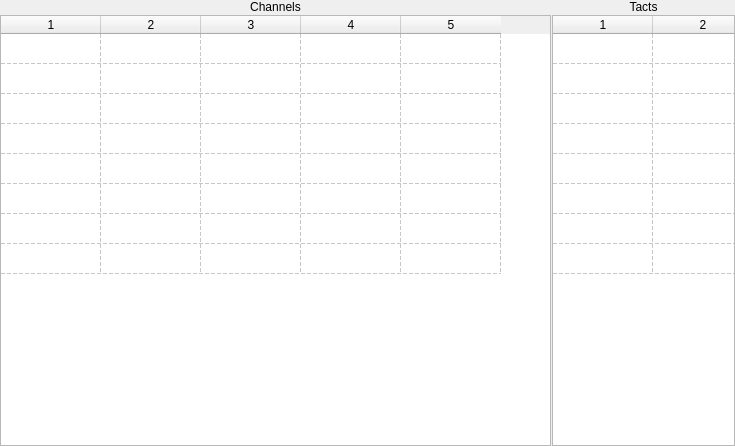
Above: ui/channelsview.ui from dmitry64/av20 before the change. Below: the same form after it.
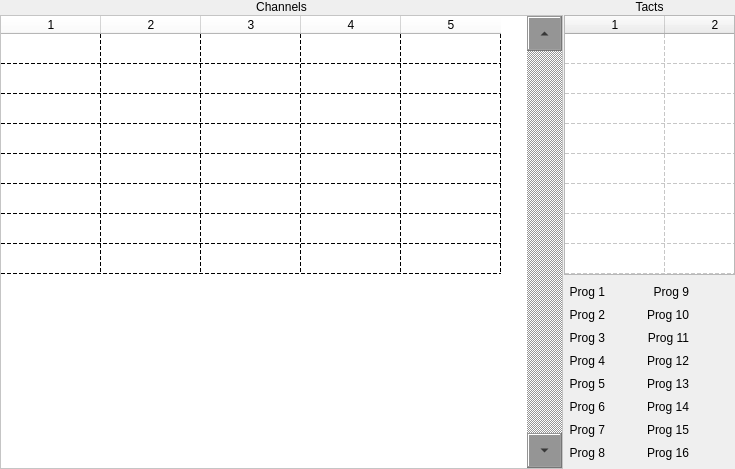
That is the form after the change. Icons and pictures are not drawn.

The edit to the form file:
```diff
--- a/ui/channelsview.ui
+++ b/ui/channelsview.ui
@@ -13,7 +13,7 @@
   <property name="windowTitle">
    <string>Form</string>
   </property>
-  <layout class="QHBoxLayout" name="horizontalLayout" stretch="6,2">
+  <layout class="QHBoxLayout" name="horizontalLayout" stretch="19,5">
    <property name="spacing">
     <number>1</number>
    </property>
@@ -30,7 +30,7 @@
     <number>0</number>
    </property>
    <item>
-    <layout class="QVBoxLayout" name="verticalLayout" stretch="1,30">
+    <layout class="QVBoxLayout" name="verticalLayout">
      <item>
       <widget class="QLabel" name="label">
        <property name="sizePolicy">
@@ -50,17 +50,48 @@
      <item>
       <widget class="QTableWidget" name="channelsWidget">
        <property name="sizePolicy">
-        <sizepolicy hsizetype="Expanding" vsizetype="Minimum">
+        <sizepolicy hsizetype="Expanding" vsizetype="Expanding">
          <horstretch>0</horstretch>
          <verstretch>0</verstretch>
         </sizepolicy>
        </property>
+       <property name="styleSheet">
+        <string notr="true">QScrollBar:vertical { width: 35px; }
+QScrollBar {
+	background-color: rgb(149, 149, 149);
+}
+QTableWidget{
+	background-color: rgb(255, 255, 255);
+	color: rgb(0, 0, 0);
+	
+	border-color: rgb(0, 0, 0);
+	alternate-background-color: rgb(255, 255, 255);
+	gridline-color: rgb(0, 0, 0);
+	selection-background-color: rgb(86, 64, 255);
+}
+
+QHeaderView {
+background-color: rgb(255, 255, 255);
+	color: rgb(0, 0, 0);
+	border-color: rgb(255, 255, 255);
+	alternate-background-color: rgb(255, 255, 255);
+	gridline-color: rgb(0, 0, 0);
+	selection-background-color: rgb(86, 64, 255);
+}
+</string>
+       </property>
        <property name="verticalScrollBarPolicy">
-        <enum>Qt::ScrollBarAlwaysOff</enum>
+        <enum>Qt::ScrollBarAlwaysOn</enum>
        </property>
        <property name="horizontalScrollBarPolicy">
         <enum>Qt::ScrollBarAlwaysOff</enum>
        </property>
+       <property name="sizeAdjustPolicy">
+        <enum>QAbstractScrollArea::AdjustToContents</enum>
+       </property>
+       <property name="autoScrollMargin">
+        <number>15</number>
+       </property>
        <property name="selectionMode">
         <enum>QAbstractItemView::NoSelection</enum>
        </property>
@@ -100,11 +131,11 @@
     </layout>
    </item>
    <item>
-    <layout class="QVBoxLayout" name="verticalLayout_2" stretch="1,30">
+    <layout class="QVBoxLayout" name="verticalLayout_2" stretch="0,0,0,0">
      <item>
       <widget class="QLabel" name="label_2">
        <property name="sizePolicy">
-        <sizepolicy hsizetype="Preferred" vsizetype="Preferred">
+        <sizepolicy hsizetype="Preferred" vsizetype="Minimum">
          <horstretch>1</horstretch>
          <verstretch>0</verstretch>
         </sizepolicy>
@@ -120,11 +151,17 @@
      <item>
       <widget class="QTableWidget" name="tactWidget">
        <property name="sizePolicy">
-        <sizepolicy hsizetype="Expanding" vsizetype="Minimum">
+        <sizepolicy hsizetype="Expanding" vsizetype="Preferred">
          <horstretch>1</horstretch>
          <verstretch>0</verstretch>
         </sizepolicy>
        </property>
+       <property name="minimumSize">
+        <size>
+         <width>0</width>
+         <height>260</height>
+        </size>
+       </property>
        <property name="verticalScrollBarPolicy">
         <enum>Qt::ScrollBarAlwaysOff</enum>
        </property>
@@ -158,6 +195,422 @@
        <column/>
       </widget>
      </item>
+     <item>
+      <layout class="QGridLayout" name="gridLayout" columnminimumwidth="0,0,0,0">
+       <property name="leftMargin">
+        <number>5</number>
+       </property>
+       <property name="topMargin">
+        <number>5</number>
+       </property>
+       <property name="rightMargin">
+        <number>5</number>
+       </property>
+       <property name="bottomMargin">
+        <number>5</number>
+       </property>
+       <item row="4" column="0">
+        <widget class="QLabel" name="label_5">
+         <property name="text">
+          <string>Prog 3</string>
+         </property>
+         <property name="alignment">
+          <set>Qt::AlignRight|Qt::AlignTrailing|Qt::AlignVCenter</set>
+         </property>
+        </widget>
+       </item>
+       <item row="8" column="0">
+        <widget class="QLabel" name="label_9">
+         <property name="text">
+          <string>Prog 7</string>
+         </property>
+         <property name="alignment">
+          <set>Qt::AlignRight|Qt::AlignTrailing|Qt::AlignVCenter</set>
+         </property>
+        </widget>
+       </item>
+       <item row="0" column="1">
+        <widget class="QPushButton" name="pushButton">
+         <property name="text">
+          <string/>
+         </property>
+         <property name="icon">
+          <iconset resource="../resources.qrc">
+           <normaloff>:/icons/resources/icons/sys_icon_selection.png</normaloff>:/icons/resources/icons/sys_icon_selection.png</iconset>
+         </property>
+         <property name="flat">
+          <bool>true</bool>
+         </property>
+        </widget>
+       </item>
+       <item row="4" column="1">
+        <widget class="QPushButton" name="pushButton_3">
+         <property name="text">
+          <string/>
+         </property>
+         <property name="icon">
+          <iconset resource="../resources.qrc">
+           <normaloff>:/icons/resources/icons/sys_icon_selection.png</normaloff>:/icons/resources/icons/sys_icon_selection.png</iconset>
+         </property>
+         <property name="flat">
+          <bool>true</bool>
+         </property>
+        </widget>
+       </item>
+       <item row="3" column="1">
+        <widget class="QPushButton" name="pushButton_2">
+         <property name="text">
+          <string/>
+         </property>
+         <property name="icon">
+          <iconset resource="../resources.qrc">
+           <normaloff>:/icons/resources/icons/sys_icon_selection.png</normaloff>:/icons/resources/icons/sys_icon_selection.png</iconset>
+         </property>
+         <property name="flat">
+          <bool>true</bool>
+         </property>
+        </widget>
+       </item>
+       <item row="0" column="0">
+        <widget class="QLabel" name="label_3">
+         <property name="text">
+          <string>Prog 1</string>
+         </property>
+         <property name="alignment">
+          <set>Qt::AlignRight|Qt::AlignTrailing|Qt::AlignVCenter</set>
+         </property>
+        </widget>
+       </item>
+       <item row="5" column="1">
+        <widget class="QPushButton" name="pushButton_4">
+         <property name="text">
+          <string/>
+         </property>
+         <property name="icon">
+          <iconset resource="../resources.qrc">
+           <normaloff>:/icons/resources/icons/sys_icon_selection.png</normaloff>:/icons/resources/icons/sys_icon_selection.png</iconset>
+         </property>
+         <property name="flat">
+          <bool>true</bool>
+         </property>
+        </widget>
+       </item>
+       <item row="6" column="1">
+        <widget class="QPushButton" name="pushButton_5">
+         <property name="text">
+          <string/>
+         </property>
+         <property name="icon">
+          <iconset resource="../resources.qrc">
+           <normaloff>:/icons/resources/icons/sys_icon_selection.png</normaloff>:/icons/resources/icons/sys_icon_selection.png</iconset>
+         </property>
+         <property name="flat">
+          <bool>true</bool>
+         </property>
+        </widget>
+       </item>
+       <item row="3" column="2">
+        <widget class="QLabel" name="label_12">
+         <property name="text">
+          <string>Prog 10</string>
+         </property>
+         <property name="alignment">
+          <set>Qt::AlignRight|Qt::AlignTrailing|Qt::AlignVCenter</set>
+         </property>
+        </widget>
+       </item>
+       <item row="7" column="1">
+        <widget class="QPushButton" name="pushButton_6">
+         <property name="text">
+          <string/>
+         </property>
+         <property name="icon">
+          <iconset resource="../resources.qrc">
+           <normaloff>:/icons/resources/icons/sys_icon_selection.png</normaloff>:/icons/resources/icons/sys_icon_selection.png</iconset>
+         </property>
+         <property name="flat">
+          <bool>true</bool>
+         </property>
+        </widget>
+       </item>
+       <item row="8" column="1">
+        <widget class="QPushButton" name="pushButton_7">
+         <property name="text">
+          <string/>
+         </property>
+         <property name="icon">
+          <iconset resource="../resources.qrc">
+           <normaloff>:/icons/resources/icons/sys_icon_selection.png</normaloff>:/icons/resources/icons/sys_icon_selection.png</iconset>
+         </property>
+         <property name="flat">
+          <bool>true</bool>
+         </property>
+        </widget>
+       </item>
+       <item row="8" column="2">
+        <widget class="QLabel" name="label_17">
+         <property name="text">
+          <string>Prog 15</string>
+         </property>
+         <property name="alignment">
+          <set>Qt::AlignRight|Qt::AlignTrailing|Qt::AlignVCenter</set>
+         </property>
+        </widget>
+       </item>
+       <item row="3" column="0">
+        <widget class="QLabel" name="label_4">
+         <property name="text">
+          <string>Prog 2</string>
+         </property>
+         <property name="alignment">
+          <set>Qt::AlignRight|Qt::AlignTrailing|Qt::AlignVCenter</set>
+         </property>
+        </widget>
+       </item>
+       <item row="6" column="0">
+        <widget class="QLabel" name="label_7">
+         <property name="text">
+          <string>Prog 5</string>
+         </property>
+         <property name="alignment">
+          <set>Qt::AlignRight|Qt::AlignTrailing|Qt::AlignVCenter</set>
+         </property>
+        </widget>
+       </item>
+       <item row="7" column="0">
+        <widget class="QLabel" name="label_8">
+         <property name="text">
+          <string>Prog 6</string>
+         </property>
+         <property name="alignment">
+          <set>Qt::AlignRight|Qt::AlignTrailing|Qt::AlignVCenter</set>
+         </property>
+        </widget>
+       </item>
+       <item row="9" column="0">
+        <widget class="QLabel" name="label_10">
+         <property name="text">
+          <string>Prog 8</string>
+         </property>
+         <property name="alignment">
+          <set>Qt::AlignRight|Qt::AlignTrailing|Qt::AlignVCenter</set>
+         </property>
+        </widget>
+       </item>
+       <item row="6" column="2">
+        <widget class="QLabel" name="label_15">
+         <property name="text">
+          <string>Prog 13</string>
+         </property>
+         <property name="alignment">
+          <set>Qt::AlignRight|Qt::AlignTrailing|Qt::AlignVCenter</set>
+         </property>
+        </widget>
+       </item>
+       <item row="5" column="0">
+        <widget class="QLabel" name="label_6">
+         <property name="text">
+          <string>Prog 4</string>
+         </property>
+         <property name="alignment">
+          <set>Qt::AlignRight|Qt::AlignTrailing|Qt::AlignVCenter</set>
+         </property>
+        </widget>
+       </item>
+       <item row="5" column="2">
+        <widget class="QLabel" name="label_14">
+         <property name="text">
+          <string>Prog 12</string>
+         </property>
+         <property name="alignment">
+          <set>Qt::AlignRight|Qt::AlignTrailing|Qt::AlignVCenter</set>
+         </property>
+        </widget>
+       </item>
+       <item row="7" column="2">
+        <widget class="QLabel" name="label_16">
+         <property name="text">
+          <string>Prog 14</string>
+         </property>
+         <property name="alignment">
+          <set>Qt::AlignRight|Qt::AlignTrailing|Qt::AlignVCenter</set>
+         </property>
+        </widget>
+       </item>
+       <item row="9" column="1">
+        <widget class="QPushButton" name="pushButton_8">
+         <property name="text">
+          <string/>
+         </property>
+         <property name="icon">
+          <iconset resource="../resources.qrc">
+           <normaloff>:/icons/resources/icons/sys_icon_selection.png</normaloff>:/icons/resources/icons/sys_icon_selection.png</iconset>
+         </property>
+         <property name="flat">
+          <bool>true</bool>
+         </property>
+        </widget>
+       </item>
+       <item row="4" column="2">
+        <widget class="QLabel" name="label_13">
+         <property name="text">
+          <string>Prog 11</string>
+         </property>
+         <property name="alignment">
+          <set>Qt::AlignRight|Qt::AlignTrailing|Qt::AlignVCenter</set>
+         </property>
+        </widget>
+       </item>
+       <item row="9" column="2">
+        <widget class="QLabel" name="label_18">
+         <property name="text">
+          <string>Prog 16</string>
+         </property>
+         <property name="alignment">
+          <set>Qt::AlignRight|Qt::AlignTrailing|Qt::AlignVCenter</set>
+         </property>
+        </widget>
+       </item>
+       <item row="0" column="2">
+        <widget class="QLabel" name="label_11">
+         <property name="text">
+          <string>Prog 9</string>
+         </property>
+         <property name="alignment">
+          <set>Qt::AlignRight|Qt::AlignTrailing|Qt::AlignVCenter</set>
+         </property>
+        </widget>
+       </item>
+       <item row="0" column="3">
+        <widget class="QPushButton" name="pushButton_9">
+         <property name="text">
+          <string/>
+         </property>
+         <property name="icon">
+          <iconset resource="../resources.qrc">
+           <normaloff>:/icons/resources/icons/sys_icon_selection.png</normaloff>:/icons/resources/icons/sys_icon_selection.png</iconset>
+         </property>
+         <property name="flat">
+          <bool>true</bool>
+         </property>
+        </widget>
+       </item>
+       <item row="3" column="3">
+        <widget class="QPushButton" name="pushButton_10">
+         <property name="text">
+          <string/>
+         </property>
+         <property name="icon">
+          <iconset resource="../resources.qrc">
+           <normaloff>:/icons/resources/icons/sys_icon_selection.png</normaloff>:/icons/resources/icons/sys_icon_selection.png</iconset>
+         </property>
+         <property name="autoDefault">
+          <bool>false</bool>
+         </property>
+         <property name="flat">
+          <bool>true</bool>
+         </property>
+        </widget>
+       </item>
+       <item row="4" column="3">
+        <widget class="QPushButton" name="pushButton_11">
+         <property name="text">
+          <string/>
+         </property>
+         <property name="icon">
+          <iconset resource="../resources.qrc">
+           <normaloff>:/icons/resources/icons/sys_icon_selection.png</normaloff>:/icons/resources/icons/sys_icon_selection.png</iconset>
+         </property>
+         <property name="flat">
+          <bool>true</bool>
+         </property>
+        </widget>
+       </item>
+       <item row="5" column="3">
+        <widget class="QPushButton" name="pushButton_12">
+         <property name="text">
+          <string/>
+         </property>
+         <property name="icon">
+          <iconset resource="../resources.qrc">
+           <normaloff>:/icons/resources/icons/sys_icon_selection.png</normaloff>:/icons/resources/icons/sys_icon_selection.png</iconset>
+         </property>
+         <property name="flat">
+          <bool>true</bool>
+         </property>
+        </widget>
+       </item>
+       <item row="6" column="3">
+        <widget class="QPushButton" name="pushButton_13">
+         <property name="text">
+          <string/>
+         </property>
+         <property name="icon">
+          <iconset resource="../resources.qrc">
+           <normaloff>:/icons/resources/icons/sys_icon_selection.png</normaloff>:/icons/resources/icons/sys_icon_selection.png</iconset>
+         </property>
+         <property name="flat">
+          <bool>true</bool>
+         </property>
+        </widget>
+       </item>
+       <item row="7" column="3">
+        <widget class="QPushButton" name="pushButton_14">
+         <property name="text">
+          <string/>
+         </property>
+         <property name="icon">
+          <iconset resource="../resources.qrc">
+           <normaloff>:/icons/resources/icons/sys_icon_selection.png</normaloff>:/icons/resources/icons/sys_icon_selection.png</iconset>
+         </property>
+         <property name="flat">
+          <bool>true</bool>
+         </property>
+        </widget>
+       </item>
+       <item row="8" column="3">
+        <widget class="QPushButton" name="pushButton_15">
+         <property name="text">
+          <string/>
+         </property>
+         <property name="icon">
+          <iconset resource="../resources.qrc">
+           <normaloff>:/icons/resources/icons/sys_icon_selection.png</normaloff>:/icons/resources/icons/sys_icon_selection.png</iconset>
+         </property>
+         <property name="flat">
+          <bool>true</bool>
+         </property>
+        </widget>
+       </item>
+       <item row="9" column="3">
+        <widget class="QPushButton" name="pushButton_16">
+         <property name="text">
+          <string/>
+         </property>
+         <property name="icon">
+          <iconset resource="../resources.qrc">
+           <normaloff>:/icons/resources/icons/sys_icon_selection.png</normaloff>:/icons/resources/icons/sys_icon_selection.png</iconset>
+         </property>
+         <property name="flat">
+          <bool>true</bool>
+         </property>
+        </widget>
+       </item>
+      </layout>
+     </item>
+     <item>
+      <spacer name="verticalSpacer">
+       <property name="orientation">
+        <enum>Qt::Vertical</enum>
+       </property>
+       <property name="sizeHint" stdset="0">
+        <size>
+         <width>20</width>
+         <height>40</height>
+        </size>
+       </property>
+      </spacer>
+     </item>
     </layout>
    </item>
   </layout>
```
Left out of the diff: 4 changed lines with no effect on the pictures.
